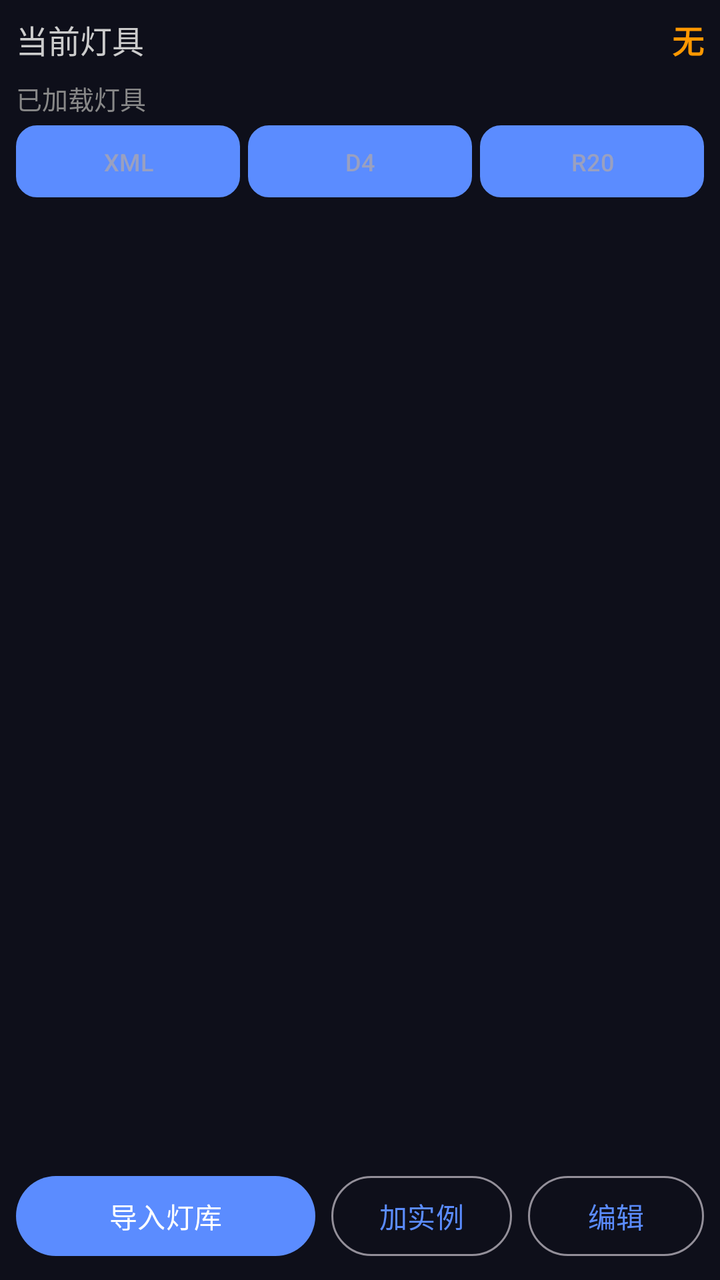
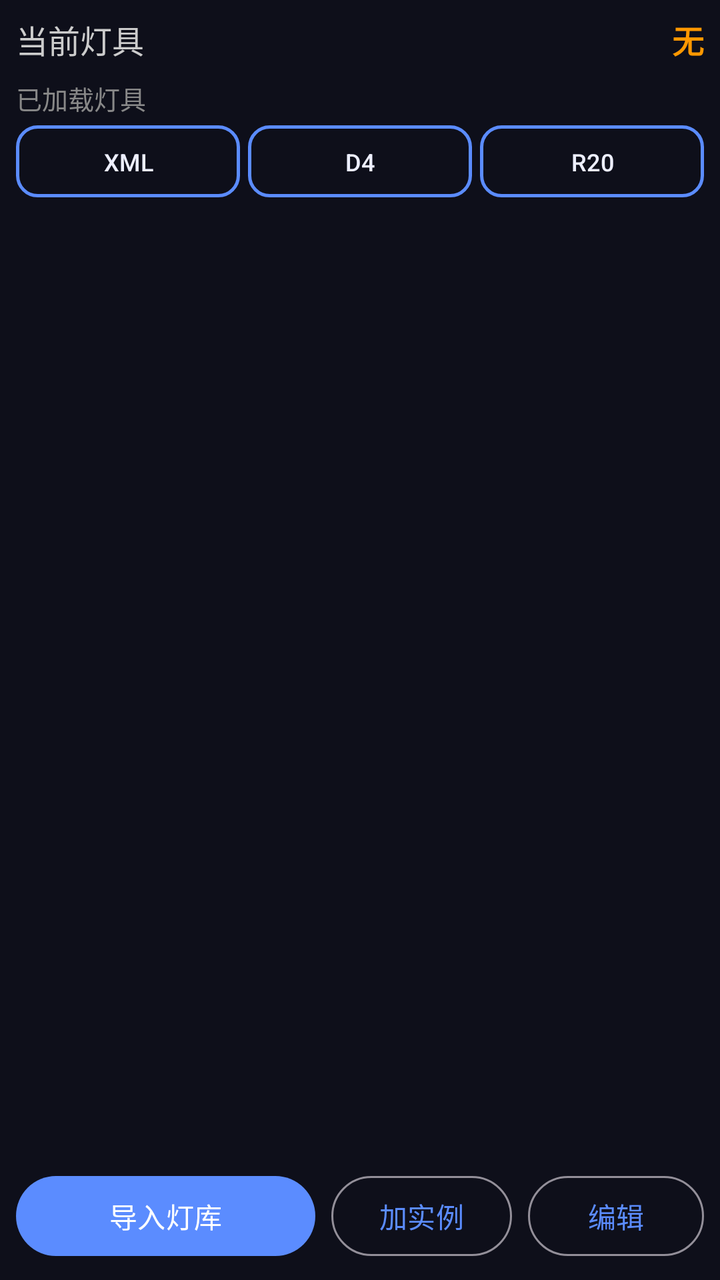

Before-and-after screenshots of an Android layout around one commit, followed by the original layout XML and the change that was made.
<!-- AndroidManifest.xml: application theme Theme.StageDMX -->
<!-- res/layout/page_fixtures.xml -->
<?xml version="1.0" encoding="utf-8"?>
<LinearLayout xmlns:android="http://schemas.android.com/apk/res/android"
    android:layout_width="match_parent"
    android:layout_height="match_parent"
    android:orientation="vertical"
    android:padding="8dp"
    android:background="@color/bg">

    
    <LinearLayout
        android:layout_width="match_parent"
        android:layout_height="wrap_content"
        android:orientation="horizontal"
        android:gravity="center_vertical"
        android:paddingBottom="8dp">

        <TextView
            android:layout_width="0dp"
            android:layout_height="wrap_content"
            android:layout_weight="1"
            android:text="当前灯具"
            android:textColor="#cccccc"
            android:textSize="16sp" />

        <TextView
            android:id="@+id/tvCurrentFixture"
            android:layout_width="wrap_content"
            android:layout_height="wrap_content"
            android:text="无"
            android:textColor="#ff9800"
            android:textSize="16sp"
            android:textStyle="bold" />
    </LinearLayout>

    
    <TextView
        android:layout_width="match_parent"
        android:layout_height="wrap_content"
        android:text="已加载灯具"
        android:textColor="#888888"
        android:textSize="13sp"
        android:paddingBottom="4dp" />

    
    <LinearLayout
        android:layout_width="match_parent"
        android:layout_height="wrap_content"
        android:orientation="horizontal"
        android:layout_marginBottom="6dp">
        <Button
            android:id="@+id/btnFmtXml"
            android:layout_width="0dp"
            android:layout_weight="1"
            android:layout_height="36dp"
            android:text="XML"
            android:textSize="12sp"
            android:textColor="@color/textDim"
            android:background="@drawable/bg_pill_outline"
            android:layout_marginEnd="4dp" />
        <Button
            android:id="@+id/btnFmtD4"
            android:layout_width="0dp"
            android:layout_weight="1"
            android:layout_height="36dp"
            android:text="D4"
            android:textSize="12sp"
            android:textColor="@color/textDim"
            android:background="@drawable/bg_pill_outline"
            android:layout_marginEnd="4dp" />
        <Button
            android:id="@+id/btnFmtR20"
            android:layout_width="0dp"
            android:layout_weight="1"
            android:layout_height="36dp"
            android:text="R20"
            android:textSize="12sp"
            android:textColor="@color/textDim"
            android:background="@drawable/bg_pill_outline" />
    </LinearLayout>

    <androidx.recyclerview.widget.RecyclerView
        android:id="@+id/rvFixtures"
        android:layout_width="match_parent"
        android:layout_height="0dp"
        android:layout_weight="1" />

    
    <LinearLayout
        android:id="@+id/batchBar"
        android:layout_width="match_parent"
        android:layout_height="wrap_content"
        android:orientation="horizontal"
        android:gravity="center_vertical"
        android:paddingTop="4dp"
        android:paddingBottom="4dp"
        android:visibility="gone">

        <com.google.android.material.button.MaterialButton
            android:id="@+id/btnSelectAll"
            style="@style/Widget.Material3.Button.TextButton"
            android:layout_width="wrap_content"
            android:layout_height="40dp"
            android:text="全选"
            android:textSize="13sp" />

        <TextView
            android:id="@+id/tvSelectedCount"
            android:layout_width="0dp"
            android:layout_height="wrap_content"
            android:layout_weight="1"
            android:gravity="center"
            android:text="已选 0"
            android:textColor="@color/warn"
            android:textSize="13sp" />

        <com.google.android.material.button.MaterialButton
            android:id="@+id/btnDeleteSelected"
            style="@style/Widget.Material3.Button.TonalButton"
            android:layout_width="wrap_content"
            android:layout_height="40dp"
            android:text="删除选中"
            android:textSize="13sp"
            android:textColor="@color/err" />
    </LinearLayout>

    
    <LinearLayout
        android:layout_width="match_parent"
        android:layout_height="wrap_content"
        android:orientation="horizontal"
        android:paddingTop="8dp">

        <Button
            android:id="@+id/btnImport"
            android:layout_width="0dp"
            android:layout_height="48dp"
            android:layout_weight="1"
            android:text="导入灯库"
            android:textSize="14sp" />

        <com.google.android.material.button.MaterialButton
            android:id="@+id/btnAddInstance"
            style="@style/Widget.Material3.Button.OutlinedButton"
            android:layout_width="wrap_content"
            android:layout_height="48dp"
            android:layout_marginStart="8dp"
            android:text="加实例"
            android:textSize="14sp" />

        <com.google.android.material.button.MaterialButton
            android:id="@+id/btnEdit"
            style="@style/Widget.Material3.Button.OutlinedButton"
            android:layout_width="wrap_content"
            android:layout_height="48dp"
            android:layout_marginStart="8dp"
            android:text="编辑"
            android:textSize="14sp" />
    </LinearLayout>
</LinearLayout>
<!-- resources referenced by this layout -->
<resources>
  <color name="bg">#0E0F1A</color>
  <color name="err">#FF5B5B</color>
  <color name="textDim">#9AA0C0</color>
  <color name="warn">#FFB020</color>
  <!-- drawable bg_pill_outline (drawable) -->
  <?xml version="1.0" encoding="utf-8"?>
  <shape xmlns:android="http://schemas.android.com/apk/res/android" android:shape="rectangle">
      <solid android:color="@color/surface2" />
      <corners android:radius="10dp" />
      <stroke android:width="1dp" android:color="@color/textDim" />
  </shape>
  <style name="Theme.StageDMX" parent="Theme.Material3.Dark.NoActionBar">
          <item name="colorPrimary">@color/accent</item>
          <item name="colorOnPrimary">#FFFFFF</item>
          <item name="colorSecondary">@color/accent2</item>
          <item name="android:colorBackground">@color/bg</item>
          <item name="colorSurface">@color/surface</item>
          <item name="android:windowLightStatusBar">false</item>
          <item name="android:statusBarColor">@color/bg</item>
          <item name="android:navigationBarColor">@color/bg</item>
          <item name="alertDialogTheme">@style/AppDialogTheme</item>
      </style>
  <color name="surface2">#24263A</color>
  <color name="accent">#5B8CFF</color>
  <color name="accent2">#FF5B8C</color>
  <color name="surface">#1A1C2C</color>
  <style name="AppDialogTheme" parent="Theme.Material3.Dark.Dialog.Alert">
          <item name="colorPrimary">@color/accent</item>
          <item name="colorSurface">@color/surface</item>
          <item name="colorOnSurface">@color/text</item>
          <item name="android:colorBackground">@color/surface</item>
          <item name="colorOnSurfaceVariant">@color/textDim</item>
      </style>
  <color name="text">#EDEFFF</color>
</resources>

<!-- the commit's change to res/layout/page_fixtures.xml (unified diff, before → after) -->
@@ -54,8 +54,8 @@
             android:layout_height="36dp"
             android:text="XML"
             android:textSize="12sp"
-            android:textColor="@color/textDim"
-            android:background="@drawable/bg_pill_outline"
+            android:textColor="@color/text"
+            android:background="@drawable/bg_pill_outline_white"
             android:layout_marginEnd="4dp" />
         <Button
             android:id="@+id/btnFmtD4"
@@ -64,8 +64,8 @@
             android:layout_height="36dp"
             android:text="D4"
             android:textSize="12sp"
-            android:textColor="@color/textDim"
-            android:background="@drawable/bg_pill_outline"
+            android:textColor="@color/text"
+            android:background="@drawable/bg_pill_outline_white"
             android:layout_marginEnd="4dp" />
         <Button
             android:id="@+id/btnFmtR20"
@@ -74,8 +74,8 @@
             android:layout_height="36dp"
             android:text="R20"
             android:textSize="12sp"
-            android:textColor="@color/textDim"
-            android:background="@drawable/bg_pill_outline" />
+            android:textColor="@color/text"
+            android:background="@drawable/bg_pill_outline_white" />
     </LinearLayout>
 
     <androidx.recyclerview.widget.RecyclerView
<!-- resource entries referenced after the edit -->
@@ -4,12 +4,12 @@
   <color name="err">#FF5B5B</color>
   <color name="textDim">#9AA0C0</color>
   <color name="warn">#FFB020</color>
-  <!-- drawable bg_pill_outline (drawable) -->
+  <!-- drawable bg_pill_outline_white (drawable) -->
   <?xml version="1.0" encoding="utf-8"?>
   <shape xmlns:android="http://schemas.android.com/apk/res/android" android:shape="rectangle">
-      <solid android:color="@color/surface2" />
+      <solid android:color="@android:color/transparent" />
       <corners android:radius="10dp" />
-      <stroke android:width="1dp" android:color="@color/textDim" />
+      <stroke android:width="1.5dp" android:color="@color/text" />
   </shape>
   <style name="Theme.StageDMX" parent="Theme.Material3.Dark.NoActionBar">
           <item name="colorPrimary">@color/accent</item>
@@ -22,7 +22,6 @@
           <item name="android:navigationBarColor">@color/bg</item>
           <item name="alertDialogTheme">@style/AppDialogTheme</item>
       </style>
-  <color name="surface2">#24263A</color>
   <color name="accent">#5B8CFF</color>
   <color name="accent2">#FF5B8C</color>
   <color name="surface">#1A1C2C</color>
